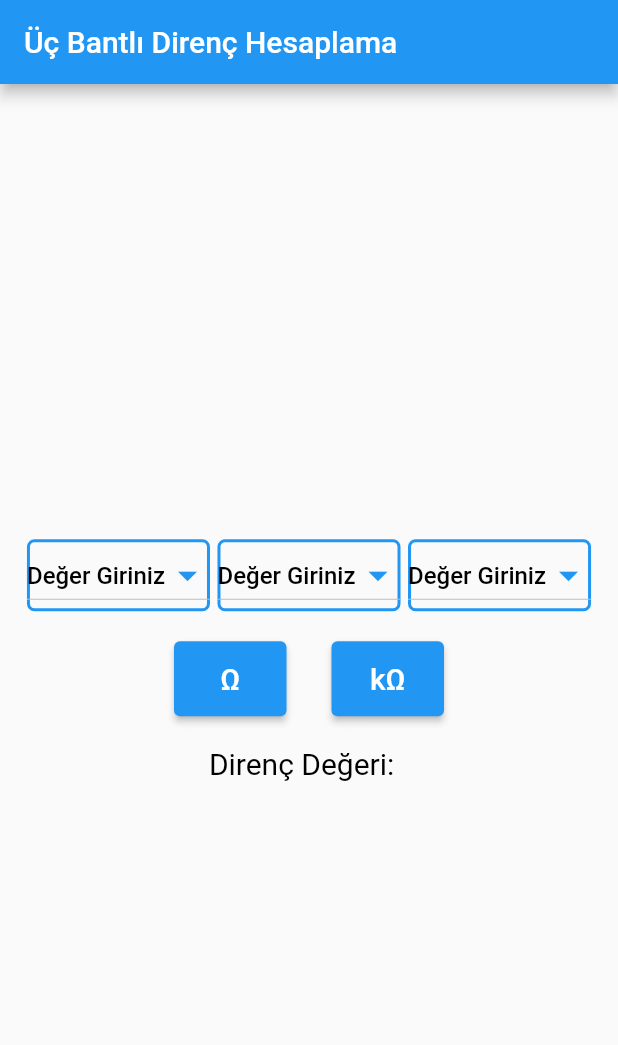
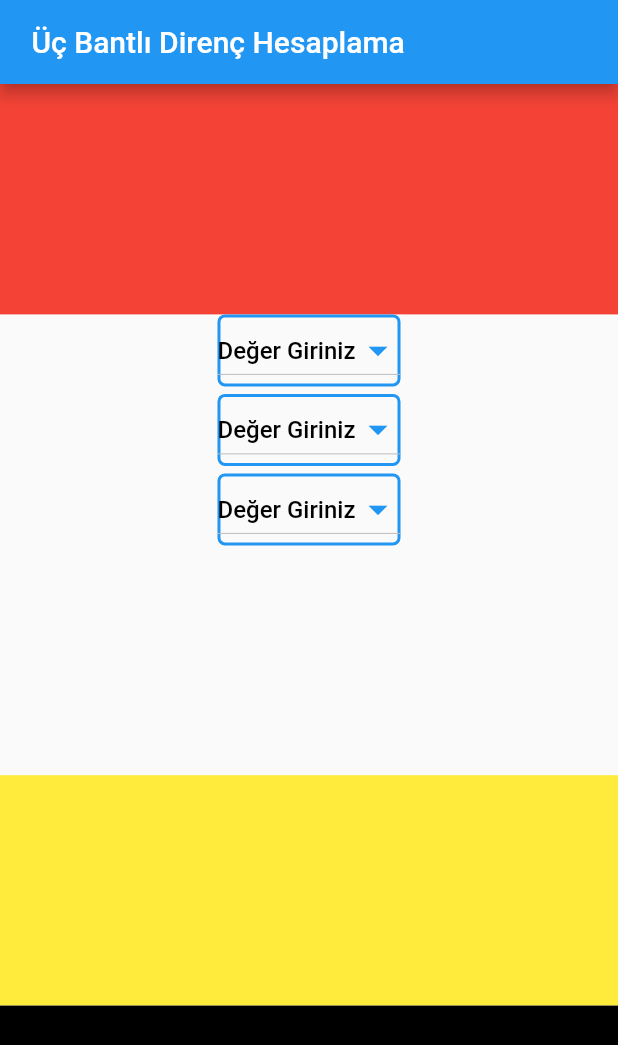
Before and after one commit to SeckinY1/Flutter-Projects, a Flutter app: the UcBantHesaplama screen opened directly, on a phone screen of 412 x 824 dp. Shown: the top 1045 px of the screen. Run offline on Flutter 3.47's test engine with Material 2 defaults, Android fonts, the phone set to English and light mode, and no system bars; statements that could not run were skipped.

Commit message:
Tasarım çalışmalarına başlanıldı.

```diff
--- a/direnc_uygulamasi/lib/main.dart
+++ b/direnc_uygulamasi/lib/main.dart
@@ -1,4 +1,4 @@
-import 'package:direnc_uygulamasi/uc_bant_hesaplama.dart';
+import 'package:direnc_uygulamasi/screens/uc_bant_hesapla.dart';
 import 'package:flutter/material.dart';
 
 void main() {
@@ -8,9 +8,7 @@ void main() {
 class MyApp extends StatelessWidget {
   @override
   Widget build(BuildContext context) {
-    return MaterialApp(
-      title: "Resistor Calculate",
-      home:UcBantHesaplama()
-    );
+    return const MaterialApp(
+        title: "Resistor Calculate", home: UcBantHesaplama());
   }
 }
--- /dev/null
+++ b/direnc_uygulamasi/lib/screens/uc_bant_hesaplama.dart
@@ -0,0 +1,93 @@
+import 'package:direnc_uygulamasi/wedgits/buttons/bant_secimi.dart';
+import 'package:flutter/material.dart';
+
+class UcBantHesaplama extends StatefulWidget {
+  const UcBantHesaplama({Key? key}) : super(key: key);
+
+  @override
+  State<UcBantHesaplama> createState() => _UcBantHesaplamaState();
+}
+
+class _UcBantHesaplamaState extends State<UcBantHesaplama> {
+  double? renkDegeri1;
+  double? renkDegeri2;
+  double? renkDegeri3;
+
+  Map<String, double> renklerIlkBasamak = {
+    "Kahverengi": 1,
+    "Kırmızı": 2,
+    "Turuncu": 3,
+    "Sarı": 4,
+    "Yeşil": 5,
+    "Mavi": 6,
+    "Mor": 7,
+    "Gri": 8,
+    "Beyaz": 9
+  };
+  Map<String, double> renkler = {
+    "Siyah": 0,
+    "Kahverengi": 1,
+    "Kırmızı": 2,
+    "Turuncu": 3,
+    "Sarı": 4,
+    "Yeşil": 5,
+    "Mavi": 6,
+    "Mor": 7,
+    "Gri": 8,
+    "Beyaz": 9
+  };
+  @override
+  Widget build(BuildContext context) {
+    return Scaffold(
+      appBar: AppBar(
+        title: const Text(" Üç Bantlı Direnç Hesaplama"),
+      ),
+      body: Center(
+        child: Column(
+          mainAxisAlignment: MainAxisAlignment.center,
+          children: [
+            Expanded(flex: 2, child: Container(color: Colors.red)),
+            Expanded(
+                flex: 4,
+                child: Column(
+                  children: [
+                    BantSecimi(
+                        gelenRenkler: renklerIlkBasamak,
+                        gelenRenkDegeri: renkDegeri1,
+                        onPressed: (double? deger1) {
+                          setState(() {
+                            renkDegeri1 = deger1;
+                          });
+                        }),
+                    const SizedBox(
+                      height: 5,
+                    ),
+                    BantSecimi(
+                        gelenRenkler: renkler,
+                        gelenRenkDegeri: renkDegeri2,
+                        onPressed: (double? deger2) {
+                          setState(() {
+                            renkDegeri2 = deger2;
+                          });
+                        }),
+                    const SizedBox(
+                      height: 5,
+                    ),
+                    BantSecimi(
+                        gelenRenkler: renkler,
+                        gelenRenkDegeri: renkDegeri3,
+                        onPressed: (double? deger3) {
+                          setState(() {
+                            renkDegeri3 = deger3;
+                          });
+                        })
+                  ],
+                )),
+            Expanded(flex: 2, child: Container(color: Colors.yellow)),
+            Expanded(flex: 2, child: Container(color: Colors.black)),
+          ],
+        ),
+      ),
+    );
+  }
+}
--- a/direnc_uygulamasi/lib/wedgits/buttons/bant_secimi.dart
+++ b/direnc_uygulamasi/lib/wedgits/buttons/bant_secimi.dart
@@ -5,7 +5,7 @@ class BantSecimi extends StatelessWidget {
   final Function(double?)? onPressed;
   final double? gelenRenkDegeri;
 
-  BantSecimi(
+  const BantSecimi(
       {Key? key, this.gelenRenkler, this.gelenRenkDegeri, this.onPressed})
       : super(key: key);
 
```
Also changed, not shown: direnc_uygulamasi/lib/deneme.dart (renamed from direnc_uygulamasi/lib/uc_bant_hesaplama.dart), direnc_uygulamasi/lib/screens/altı_bant_hesaplama.dart (added), direnc_uygulamasi/lib/screens/bes_bant_hesaplama.dart (added), direnc_uygulamasi/lib/screens/dort_bant_hesaplama.dart (added).
